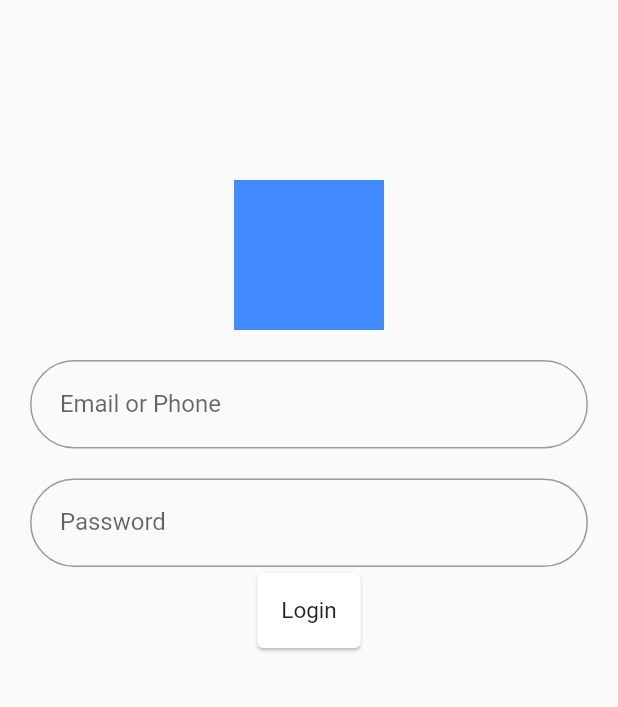
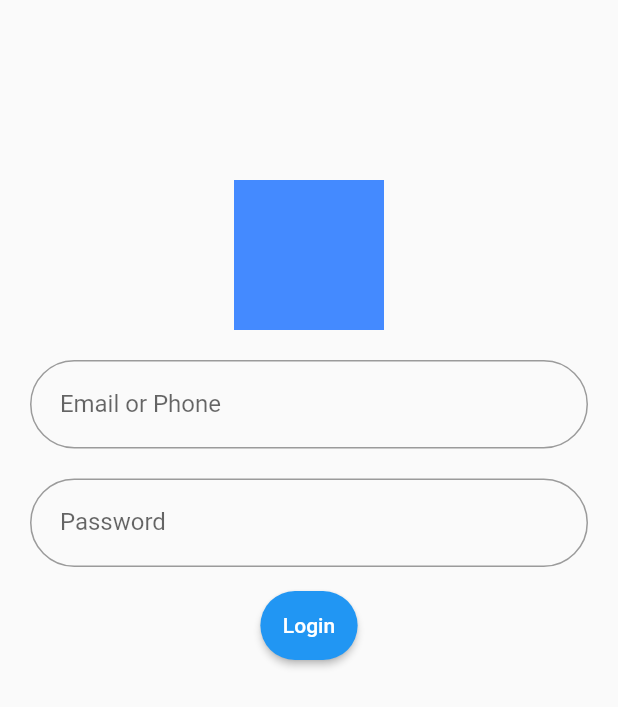
Before and after one commit to ManutsananBam/Test-Flutter, a Flutter app: the screen it shows after launch, on a phone screen of 412 x 824 dp. Shown: the top 707 px of the screen. Run offline on Flutter 3.47's test engine with Material 2 defaults, Android fonts, the phone set to English and light mode, and no system bars.

Commit message:
Create-login-button

```diff
--- a/lib/main.dart
+++ b/lib/main.dart
@@ -17,8 +17,14 @@ class MyApp extends StatelessWidget {
   }
 }
 
-class Login extends StatelessWidget {
-    const Login({super.key});
+class Login extends StatefulWidget {
+  const Login({super.key});
+
+  @override
+  State<Login> createState() => _Login();
+}
+
+class _Login extends State<Login> {
 
     @override
     Widget build(BuildContext context) {
@@ -58,12 +64,23 @@ class Login extends StatelessWidget {
                 ),
               ),
             ),
-          const Card(
-            child: Padding(
-                padding: EdgeInsets.all(16.0),
-                child: Text("Login", style: TextStyle(fontSize: 15),),
-              )
-            )
+            Container(
+              padding: const EdgeInsets.only(top: 15),
+              child: Center(
+                child: ElevatedButton(
+                    child: Text('Login'),
+                    style: ButtonStyle(
+                      padding: MaterialStateProperty.all<EdgeInsets>(EdgeInsets.all(15)),
+                      shape: MaterialStateProperty.all<RoundedRectangleBorder>(
+                        RoundedRectangleBorder(borderRadius: BorderRadius.circular(32.0)),
+                      ),
+                    ),
+                    onPressed: () {
+                      print('Pressed');
+                    }
+                ),
+              ),
+            ),
           ],
         ),
       ),
```
